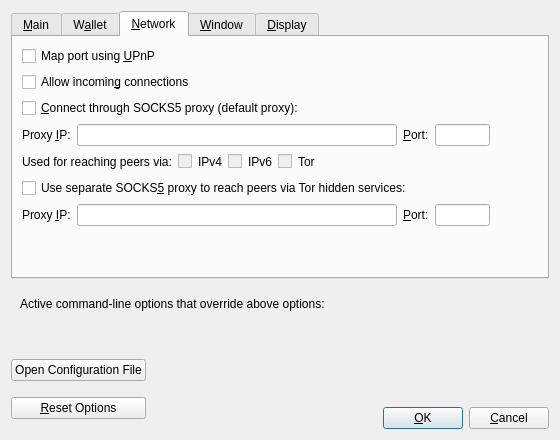
Qt form src/qt/forms/optionsdialog.ui (kvazar-network/kevacoin) before a commit.
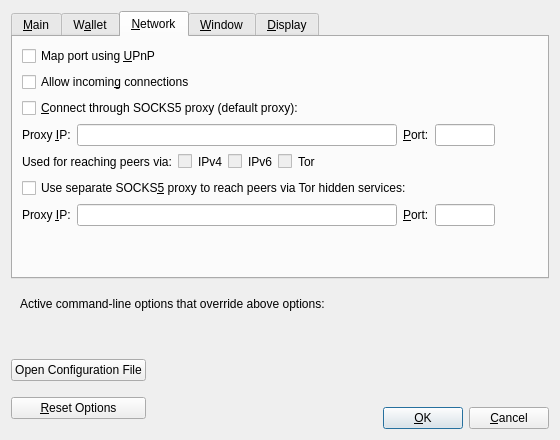
The same form after that commit. The open tabs and pages were chosen to show the change. Custom widgets are drawn as their Qt base class.

Commit message: increase port entry width

```diff
--- a/src/qt/forms/optionsdialog.ui
+++ b/src/qt/forms/optionsdialog.ui
@@ -267,13 +267,13 @@
           <widget class="QLineEdit" name="proxyPort">
            <property name="minimumSize">
             <size>
-             <width>55</width>
+             <width>60</width>
              <height>0</height>
             </size>
            </property>
            <property name="maximumSize">
             <size>
-             <width>55</width>
+             <width>60</width>
              <height>16777215</height>
             </size>
            </property>
@@ -454,13 +454,13 @@
           <widget class="QLineEdit" name="proxyPortTor">
            <property name="minimumSize">
             <size>
-             <width>55</width>
+             <width>60</width>
              <height>0</height>
             </size>
            </property>
            <property name="maximumSize">
             <size>
-             <width>55</width>
+             <width>60</width>
              <height>16777215</height>
             </size>
            </property>
```
